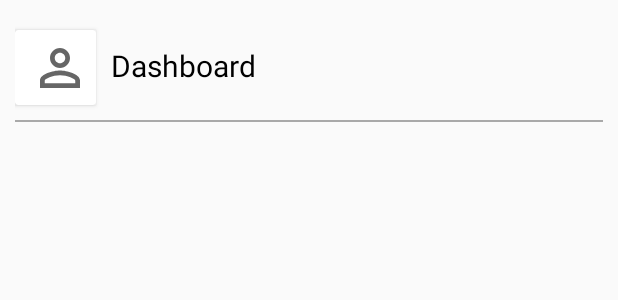
After one commit to Gopa11313/NewWriters-Android-, an Android app: the layout dashboarditeam.xml on its own in the app's theme, with its tools: preview values and no code run, on a phone screen of 412 x 824 dp. The commit adds this screen. Shown: the top 300 px of the screen. Run offline under Robolectric (Android 15) with nearby library versions, the phone set to English and light mode, and no system bars.

Commit message:
done with dashboard iteam with adpter and model

```diff
--- a/app/build.gradle
+++ b/app/build.gradle
@@ -53,4 +53,6 @@ dependencies {
     androidTestImplementation 'androidx.test.ext:junit:1.1.2'
     androidTestImplementation 'androidx.test.espresso:espresso-core:3.3.0'
     implementation 'androidx.lifecycle:lifecycle-viewmodel-ktx:2.2.0'
+
+    implementation 'de.hdodenhof:circleimageview:3.1.0'
 }
--- /dev/null
+++ b/app/src/main/res/drawable/ic_baseline_help_24.xml
@@ -0,0 +1,5 @@
+<vector android:autoMirrored="true" android:height="24dp"
+    android:tint="?attr/colorControlNormal" android:viewportHeight="24"
+    android:viewportWidth="24" android:width="24dp" xmlns:android="http://schemas.android.com/apk/res/android">
+    <path android:fillColor="@android:color/white" android:pathData="M12,2C6.48,2 2,6.48 2,12s4.48,10 10,10 10,-4.48 10,-10S17.52,2 12,2zM13,19h-2v-2h2v2zM15.07,11.25l-0.9,0.92C13.45,12.9 13,13.5 13,15h-2v-0.5c0,-1.1 0.45,-2.1 1.17,-2.83l1.24,-1.26c0.37,-0.36 0.59,-0.86 0.59,-1.41 0,-1.1 -0.9,-2 -2,-2s-2,0.9 -2,2L8,9c0,-2.21 1.79,-4 4,-4s4,1.79 4,4c0,0.88 -0.36,1.68 -0.93,2.25z"/>
+</vector>
--- /dev/null
+++ b/app/src/main/res/drawable/ic_baseline_info_24.xml
@@ -0,0 +1,5 @@
+<vector android:autoMirrored="true" android:height="24dp"
+    android:tint="?attr/colorControlNormal" android:viewportHeight="24"
+    android:viewportWidth="24" android:width="24dp" xmlns:android="http://schemas.android.com/apk/res/android">
+    <path android:fillColor="@android:color/white" android:pathData="M12,2C6.48,2 2,6.48 2,12s4.48,10 10,10 10,-4.48 10,-10S17.52,2 12,2zM13,17h-2v-6h2v6zM13,9h-2L11,7h2v2z"/>
+</vector>
--- /dev/null
+++ b/app/src/main/res/drawable/ic_baseline_person_outline_24.xml
@@ -0,0 +1,10 @@
+<vector xmlns:android="http://schemas.android.com/apk/res/android"
+    android:width="24dp"
+    android:height="24dp"
+    android:viewportWidth="24"
+    android:viewportHeight="24"
+    android:tint="?attr/colorControlNormal">
+  <path
+      android:fillColor="@android:color/white"
+      android:pathData="M12,5.9c1.16,0 2.1,0.94 2.1,2.1s-0.94,2.1 -2.1,2.1S9.9,9.16 9.9,8s0.94,-2.1 2.1,-2.1m0,9c2.97,0 6.1,1.46 6.1,2.1v1.1L5.9,18.1L5.9,17c0,-0.64 3.13,-2.1 6.1,-2.1M12,4C9.79,4 8,5.79 8,8s1.79,4 4,4 4,-1.79 4,-4 -1.79,-4 -4,-4zM12,13c-2.67,0 -8,1.34 -8,4v3h16v-3c0,-2.66 -5.33,-4 -8,-4z"/>
+</vector>
--- /dev/null
+++ b/app/src/main/res/layout/dashboarditeam.xml
@@ -0,0 +1,51 @@
+<?xml version="1.0" encoding="utf-8"?>
+<LinearLayout
+    xmlns:android="http://schemas.android.com/apk/res/android"
+    xmlns:app="http://schemas.android.com/apk/res-auto"
+    xmlns:tools="http://schemas.android.com/tools"
+    android:layout_width="match_parent"
+    android:padding="10dp"
+    android:orientation="vertical"
+    android:layout_height="match_parent">
+
+    <LinearLayout
+        android:layout_width="match_parent"
+        android:layout_height="wrap_content"
+        android:orientation="horizontal"
+        android:gravity="center"
+        app:layout_constraintStart_toStartOf="parent"
+        app:layout_constraintTop_toTopOf="parent">
+        <androidx.cardview.widget.CardView
+            android:layout_width="0dp"
+            android:layout_height="50dp"
+            android:layout_weight="1"
+            >
+            <ImageView
+                android:id="@+id/dsh_icon"
+                android:layout_width="40dp"
+                android:layout_marginLeft="10dp"
+                android:layout_height="40dp"
+                android:layout_marginTop="5dp"
+                android:src="@drawable/ic_baseline_person_outline_24"
+                />
+        </androidx.cardview.widget.CardView>
+
+        <TextView
+            android:id="@+id/dsh_title"
+            android:layout_width="0dp"
+            android:textColor="@color/black"
+            android:text="Dashboard"
+            android:textSize="20sp"
+            android:paddingTop="20dp"
+            android:layout_marginLeft="10dp"
+            android:gravity="left"
+            android:layout_weight="6"
+            android:layout_height="70dp"/>
+    </LinearLayout>
+    <FrameLayout
+        android:layout_width="match_parent"
+        android:layout_height="1dp"
+        android:padding="2dp"
+        android:background="@color/gray"/>
+
+</LinearLayout>
--- a/app/src/main/res/navigation/mobile_navigation.xml
+++ b/app/src/main/res/navigation/mobile_navigation.xml
@@ -12,6 +12,12 @@
         tools:layout="@layout/fragment_home" />
 
     <fragment
+        android:id="@+id/navigation_bookmark"
+        android:name="com.example.newwriters.ui.home.ui.bookmark.BookmarkFragment"
+        android:label="@string/title_bookmark"
+        tools:layout="@layout/fragment_dashboard" />
+
+    <fragment
         android:id="@+id/navigation_dashboard"
         android:name="com.example.newwriters.ui.home.ui.dashboard.DashboardFragment"
         android:label="@string/title_dashboard"
```
Also changed, not shown: app/src/main/java/com/example/newwriters/ui/adapter/dashboradIteamAdapter.kt (added, +36 -0 lines), app/src/main/java/com/example/newwriters/ui/model/DashBoradIteam.kt (added, +7 -0 lines), app/src/main/res/drawable/ic_baseline_logout_24.xml (added, +10 -0 lines), app/src/main/res/layout/activity_home.xml (+11 -17 lines), app/src/main/res/layout/fragment_dashboard.xml (+13 -15 lines).
